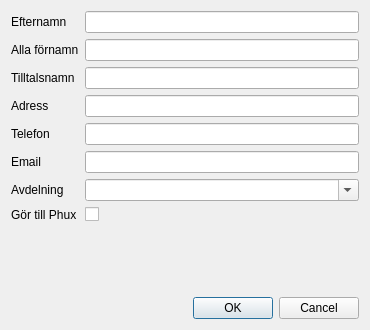
Teknologforeningen/svaksvat, file ui/newmember.ui: the form before one commit.
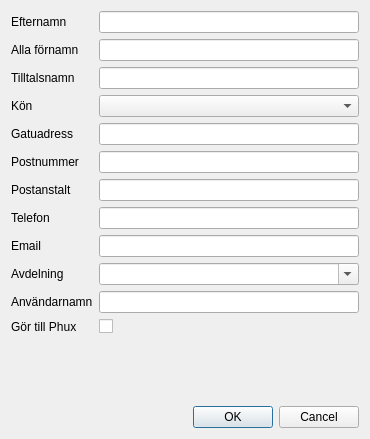
The form after the commit.

Commit message: Resolve models and newmember merge conflicts

What changed in the file:
```diff
--- a/ui/newmember.ui
+++ b/ui/newmember.ui
@@ -7,7 +7,7 @@
     <x>0</x>
     <y>0</y>
     <width>370</width>
-    <height>330</height>
+    <height>439</height>
    </rect>
   </property>
   <property name="windowTitle">
@@ -41,70 +41,110 @@
        <item row="1" column="1">
         <widget class="QLineEdit" name="givenNames_fld"/>
        </item>
-       <item row="3" column="0">
+       <item row="2" column="0">
+        <widget class="QLabel" name="tilltalsnamnLabel">
+         <property name="text">
+          <string>Tilltalsnamn</string>
+         </property>
+        </widget>
+       </item>
+       <item row="2" column="1">
+        <widget class="QLineEdit" name="preferredName_fld"/>
+       </item>
+       <item row="4" column="0">
         <widget class="QLabel" name="adressLabel">
          <property name="text">
-          <string>Adress</string>
+          <string>Gatuadress</string>
          </property>
         </widget>
        </item>
-       <item row="3" column="1">
+       <item row="4" column="1">
         <widget class="QLineEdit" name="streetAddress_fld"/>
        </item>
-       <item row="4" column="0">
+       <item row="7" column="0">
         <widget class="QLabel" name="telefonLabel">
          <property name="text">
           <string>Telefon</string>
          </property>
         </widget>
        </item>
-       <item row="4" column="1">
+       <item row="7" column="1">
         <widget class="QLineEdit" name="phone_fld"/>
        </item>
-       <item row="5" column="0">
+       <item row="8" column="0">
         <widget class="QLabel" name="emailLabel">
          <property name="text">
           <string>Email</string>
          </property>
         </widget>
        </item>
-       <item row="5" column="1">
+       <item row="8" column="1">
         <widget class="QLineEdit" name="email_fld"/>
        </item>
-       <item row="6" column="0">
+       <item row="9" column="0">
         <widget class="QLabel" name="avdelningLabel">
          <property name="text">
           <string>Avdelning</string>
          </property>
         </widget>
        </item>
-       <item row="6" column="1">
+       <item row="9" column="1">
         <widget class="QComboBox" name="department_comboBox">
          <property name="editable">
           <bool>true</bool>
          </property>
         </widget>
        </item>
-       <item row="2" column="0">
-        <widget class="QLabel" name="tilltalsnamnLabel">
+       <item row="10" column="0">
+        <widget class="QLabel" name="anvNdarnamnLabel">
          <property name="text">
-          <string>Tilltalsnamn</string>
+          <string>Användarnamn</string>
          </property>
         </widget>
        </item>
-       <item row="2" column="1">
-        <widget class="QLineEdit" name="preferredName_fld"/>
+       <item row="10" column="1">
+        <widget class="QLineEdit" name="username_fld"/>
        </item>
-       <item row="7" column="0">
+       <item row="11" column="0">
         <widget class="QLabel" name="gRTillPhuxLabel">
          <property name="text">
           <string>Gör till Phux</string>
          </property>
         </widget>
        </item>
-       <item row="7" column="1">
+       <item row="11" column="1">
         <widget class="QCheckBox" name="makePhux_CheckBox"/>
        </item>
+       <item row="3" column="0">
+        <widget class="QLabel" name="kNLabel">
+         <property name="text">
+          <string>Kön</string>
+         </property>
+        </widget>
+       </item>
+       <item row="3" column="1">
+        <widget class="QComboBox" name="gender_fld"/>
+       </item>
+       <item row="5" column="0">
+        <widget class="QLabel" name="postnummerLabel">
+         <property name="text">
+          <string>Postnummer</string>
+         </property>
+        </widget>
+       </item>
+       <item row="5" column="1">
+        <widget class="QLineEdit" name="postalCode_fld"/>
+       </item>
+       <item row="6" column="0">
+        <widget class="QLabel" name="postanstaltLabel">
+         <property name="text">
+          <string>Postanstalt</string>
+         </property>
+        </widget>
+       </item>
+       <item row="6" column="1">
+        <widget class="QLineEdit" name="city_fld"/>
+       </item>
       </layout>
      </item>
      <item>
```
Left out of the diff: 6 changed lines with no effect on the pictures. The commit also changes 4 other files.
